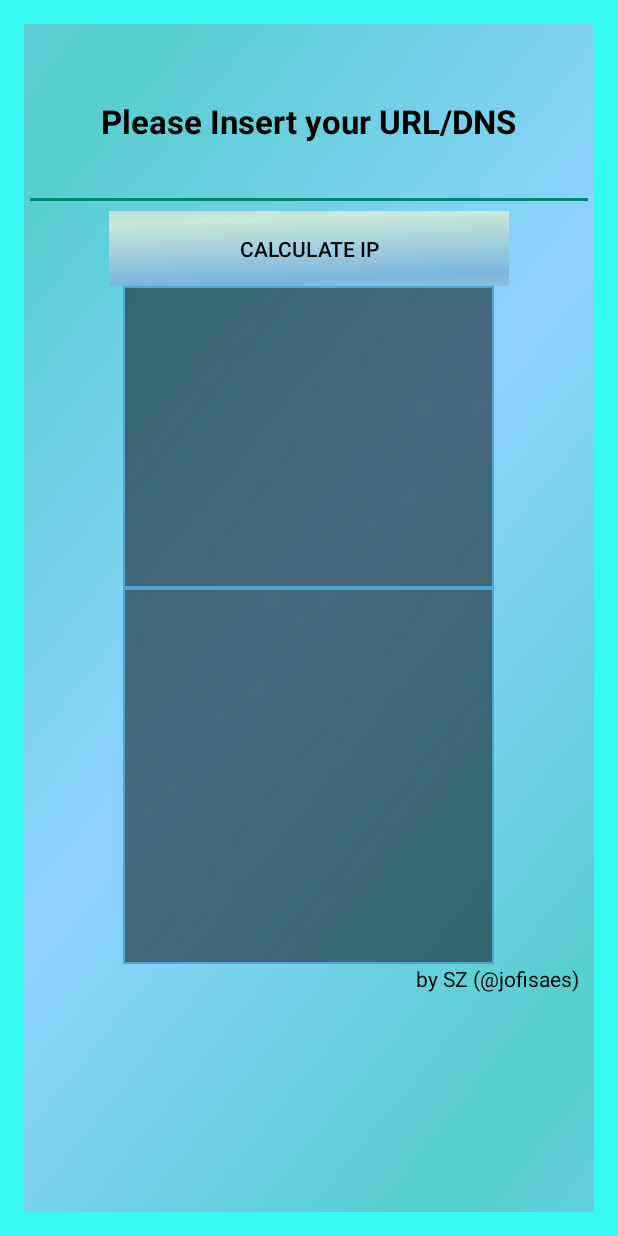
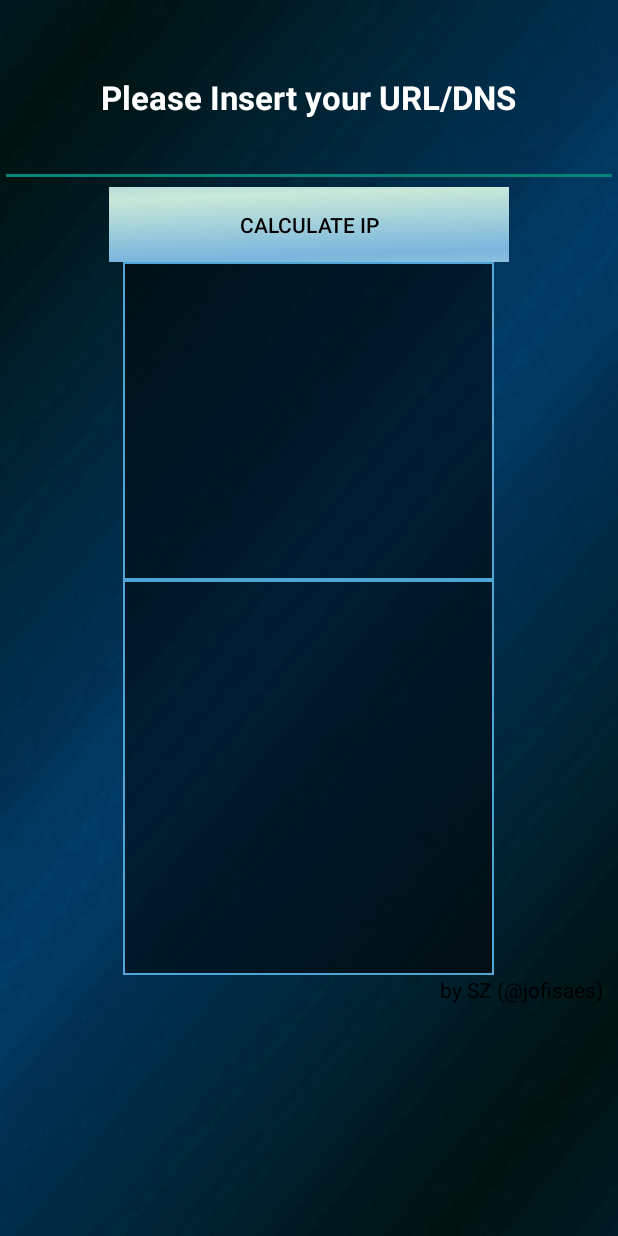
Before and after one commit to jesperancinha/ping-app-android, an Android app: the screen it shows after launch (MainActivity), on a phone screen of 412 x 824 dp. Run offline under Robolectric (Android 15) with nearby library versions, the phone set to English and light mode, and no system bars; 1 statement that could not run was skipped.

Commit message:
SZ-N Layout improvements

```diff
--- a/app/src/main/res/layout/activity_main.xml
+++ b/app/src/main/res/layout/activity_main.xml
@@ -7,7 +7,7 @@
     android:paddingLeft="@dimen/activity_horizontal_margin"
     android:paddingRight="@dimen/activity_horizontal_margin"
     android:paddingTop="@dimen/activity_vertical_margin"
-    android:background="#36faf1"
+    android:background="#000000"
 
 
     tools:context="com.steelzack.ping.MainActivity">
--- a/app/src/main/res/layout/fragment_ping_layout.xml
+++ b/app/src/main/res/layout/fragment_ping_layout.xml
@@ -43,7 +43,7 @@
                 android:text="@string/please_insert_dns"
                 android:id="@+id/textView"
                 android:layout_gravity="center_horizontal|top"
-                android:textColor="#000000"
+                android:textColor="#ffffff"
                 android:textStyle="bold" />
 
             <EditText
@@ -51,7 +51,8 @@
                 android:layout_height="wrap_content"
                 android:id="@+id/editDNS"
                 android:layout_gravity="center_horizontal"
-                android:inputType="text" />
+                android:inputType="text"
+                android:textColor="#ffffff" />
 
             <Button
                 android:layout_width="wrap_content"
--- a/app/src/main/res/layout/fragment_trace_route_layout.xml
+++ b/app/src/main/res/layout/fragment_trace_route_layout.xml
@@ -43,7 +43,7 @@
                 android:text="@string/please_insert_dns"
                 android:id="@+id/textView"
                 android:layout_gravity="center_horizontal|top"
-                android:textColor="#000000"
+                android:textColor="#ffffff"
                 android:textStyle="bold" />
 
             <EditText
@@ -51,7 +51,8 @@
                 android:layout_height="wrap_content"
                 android:id="@+id/editDNS"
                 android:layout_gravity="center_horizontal"
-                android:inputType="text" />
+                android:inputType="text"
+                android:textColor="#ffffff" />
 
             <Button
                 android:layout_width="wrap_content"
--- a/app/src/main/res/values/dimens.xml
+++ b/app/src/main/res/values/dimens.xml
@@ -1,7 +1,7 @@
 <?xml version="1.0" encoding="utf-8"?>
 <resources>
-    <dimen name="padding_left_menus">10dip</dimen>
+    <dimen name="padding_left_menus">0dip</dimen>
     <!-- Default screen margins, per the Android Design guidelines. -->
-    <dimen name="activity_horizontal_margin">16dp</dimen>
-    <dimen name="activity_vertical_margin">16dp</dimen>
+    <dimen name="activity_horizontal_margin">0dp</dimen>
+    <dimen name="activity_vertical_margin">0dp</dimen>
 </resources>
```
Also changed, not shown: app/src/main/res/drawable-hdpi/ping2_back.png.
